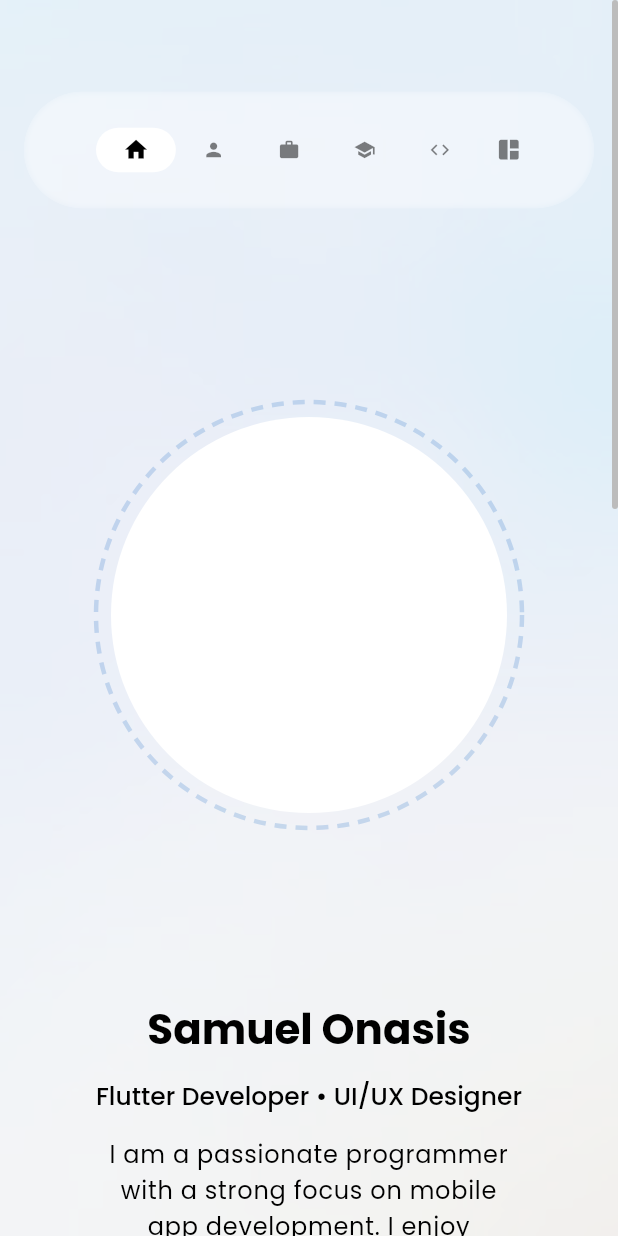
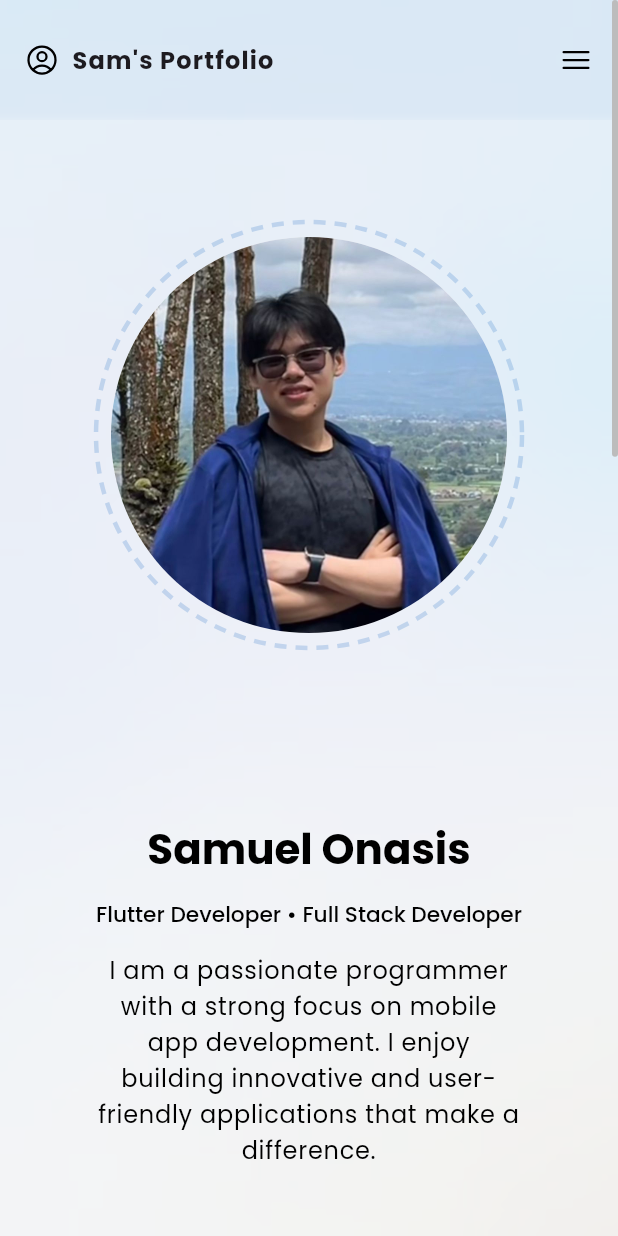
Before and after one commit to sammmms/MyProfileWebsite, a Flutter app: the screen it shows after launch, on a phone screen of 412 x 824 dp. Run offline on Flutter 3.47's test engine with Material 3 defaults, Android fonts, the light colour scheme and no system bars; drawn by our look-alikes of dotted_border; our stand-ins replace heroicons, shared_preferences.

Commit message:
feat: some changes

```diff
--- a/lib/components/my_theme_button.dart
+++ b/lib/components/my_theme_button.dart
@@ -1,4 +1,5 @@
 import 'package:flutter/material.dart';
+import 'package:heroicons/heroicons.dart';
 import 'package:provider/provider.dart';
 import 'package:website/utils/theme_notifier.dart';
 
@@ -26,8 +27,10 @@ class _MyThemeButtonState extends State<MyThemeButton>
 
   @override
   Widget build(BuildContext context) {
+    bool isDarkMode = context.watch<ThemeNotifier>().isDarkMode;
     return Tooltip(
-      message: "🌟 Tap to toggle theme!",
+      message:
+          "${isDarkMode ? "☀️" : "🌙"} - Change the website looks to ${isDarkMode ? "Light" : "Dark"} Mode",
       child: GestureDetector(
         onTap: () {
           context.read<ThemeNotifier>().changeTheme();
@@ -44,19 +47,6 @@ class _MyThemeButtonState extends State<MyThemeButton>
   Widget _getThemeIcon() {
     ThemeType themeType = context.watch<ThemeNotifier>().themeType;
 
-    IconData iconData;
-    switch (themeType) {
-      case ThemeType.dark:
-        iconData = Icons.dark_mode;
-        break;
-      case ThemeType.light:
-        iconData = Icons.light_mode;
-        break;
-      case ThemeType.system:
-        iconData = Icons.auto_awesome_mosaic;
-        break;
-    }
-
     return AnimatedBuilder(
       animation: _controller,
       builder: (context, child) {
@@ -71,8 +61,8 @@ class _MyThemeButtonState extends State<MyThemeButton>
           child: child,
         );
       },
-      child: Icon(
-        iconData,
+      child: HeroIcon(
+        themeType.next.icon,
         color: Theme.of(context).colorScheme.onSurface.withOpacity(0.5),
       ),
     );
--- a/lib/homepage.dart
+++ b/lib/homepage.dart
@@ -2,6 +2,7 @@ import 'dart:async';
 
 import 'package:flutter/material.dart';
 import 'package:website/components/my_appbar.dart';
+import 'package:website/sections/experience_section.dart';
 import 'package:website/sections/home_section.dart';
 import 'package:website/sections/profile_section.dart';
 import 'package:website/utils/section_headers.dart';
@@ -14,7 +15,7 @@ class Homepage extends StatefulWidget {
 }
 
 class _HomepageState extends State<Homepage> {
-  final StreamController<String> _controller = StreamController<String>();
+  final StreamController<String> _headerController = StreamController<String>();
   final ScrollController _scrollController = ScrollController();
   final Map<String, GlobalKey> _sectionKeys = SectionHeaders.sectionKeys;
 
@@ -29,7 +30,7 @@ class _HomepageState extends State<Homepage> {
     super.dispose();
     _scrollController.removeListener(_scrolledHeaderListener);
     _scrollController.dispose();
-    _controller.close();
+    _headerController.close();
   }
 
   @override
@@ -47,21 +48,21 @@ class _HomepageState extends State<Homepage> {
         child: CustomScrollView(
           controller: _scrollController,
           slivers: [
-            StreamBuilder(
-              stream: _controller.stream,
+            StreamBuilder<String>(
+              stream: _headerController.stream,
               builder: (context, snapshot) {
                 return MyAppBar(
                   selectedHeading: snapshot.data ?? "Home",
                   onTap: (String heading) {
-                    _controller.sink.add(heading);
+                    _headerController.sink.add(heading);
                     _scrollToSection(heading);
                   },
                 );
               },
             ),
-            const SliverToBoxAdapter(
+            SliverToBoxAdapter(
               child: HomeSection(
-                key: Key("Home"),
+                key: _sectionKeys["Home"],
               ),
             ),
             SliverPadding(
@@ -84,15 +85,10 @@ class _HomepageState extends State<Homepage> {
               ),
             ),
             SliverToBoxAdapter(
-              child: SizedBox(
-                height: 256,
-                child: VerticalDivider(
-                  color: Theme.of(context).colorScheme.primary.withOpacity(0.2),
-                  thickness: 3,
-                  width: 64,
-                ),
+              child: ExperienceSection(
+                key: _sectionKeys["Experience"],
               ),
-            ),
+            )
           ],
         ),
       ),
@@ -112,7 +108,7 @@ class _HomepageState extends State<Homepage> {
   }
 
   void _scrolledHeaderListener() {
-    for (var entry in SectionHeaders.headings.reversed) {
+    for (var entry in SectionHeaders.title.reversed) {
       final key = _sectionKeys[entry];
 
       if (key?.currentContext != null) {
@@ -124,7 +120,7 @@ class _HomepageState extends State<Homepage> {
           final offset = box.localToGlobal(Offset.zero).dy;
 
           if (offset < 500) {
-            _controller.sink.add(entry);
+            _headerController.sink.add(entry);
             break;
           }
         }
--- a/lib/sections/home_section.dart
+++ b/lib/sections/home_section.dart
@@ -29,7 +29,8 @@ class _HomeSectionState extends State<HomeSection>
                 padding: const EdgeInsets.all(8.0),
                 child: CircleAvatar(
                   radius: 200,
-                  // backgroundImage: const AssetImage("assets/images/profile.jpg"),
+                  backgroundImage:
+                      const AssetImage("assets/images/profile_image.png"),
                   backgroundColor: Theme.of(context).colorScheme.surfaceBright,
                 ),
               ),
@@ -49,7 +50,7 @@ class _HomeSectionState extends State<HomeSection>
           _tweenAnimationBuilder(
             child: FittedBox(
               child: Text(
-                "Flutter Developer • UI/UX Designer",
+                "Flutter Developer • Full Stack Developer",
                 style: Theme.of(context).textTheme.titleLarge?.copyWith(
                       fontWeight: FontWeight.w500,
                       color: Theme.of(context).colorScheme.onSurface,
--- a/lib/utils/section_headers.dart
+++ b/lib/utils/section_headers.dart
@@ -1,42 +1,79 @@
 import 'package:flutter/material.dart';
+import 'package:heroicons/heroicons.dart';
+
+class SectionHeader {
+  final String title;
+  final HeroIcons icon;
+  final String tooltip;
+  final GlobalKey key;
+
+  SectionHeader({
+    required this.title,
+    required this.icon,
+    required this.tooltip,
+    required this.key,
+  });
+}
 
 class SectionHeaders {
-  static const List<String> headings = [
-    "Home",
-    "Profile",
-    "Experience",
-    "Education",
-    "Projects",
-    "Skills",
-    "Achievements",
-    "Contact",
+  static final List<SectionHeader> sections = [
+    SectionHeader(
+      title: "Home",
+      icon: HeroIcons.home,
+      tooltip: "🏠 Home - Welcome to the homepage!",
+      key: GlobalKey(),
+    ),
+    SectionHeader(
+      title: "Profile",
+      icon: HeroIcons.user,
+      tooltip: "👤 Profile - Learn more about me!",
+      key: GlobalKey(),
+    ),
+    SectionHeader(
+      title: "Experience",
+      icon: HeroIcons.briefcase,
+      tooltip: "💼 Experience - Check out my work history!",
+      key: GlobalKey(),
+    ),
+    SectionHeader(
+      title: "Education",
+      icon: HeroIcons.academicCap,
+      tooltip: "🎓 Education - See my academic background!",
+      key: GlobalKey(),
+    ),
+    SectionHeader(
+      title: "Projects",
+      icon: HeroIcons.codeBracket,
+      tooltip: "💻 Projects - Explore my creations!",
+      key: GlobalKey(),
+    ),
+    SectionHeader(
+      title: "Skills",
+      icon: HeroIcons.sparkles,
+      tooltip: "⭐ Skills - Discover my expertise!",
+      key: GlobalKey(),
+    ),
+    SectionHeader(
+      title: "Achievements",
+      icon: HeroIcons.trophy,
+      tooltip: "🏆 Achievements - Celebrate my milestones!",
+      key: GlobalKey(),
+    ),
+    SectionHeader(
+      title: "Contact",
+      icon: HeroIcons.envelope,
+      tooltip: "📧 Contact - Get in touch with me!",
+      key: GlobalKey(),
+    ),
   ];
 
-  static const List<IconData> icons = [
-    Icons.home,
-    Icons.person,
-    Icons.work,
-    Icons.school,
-    Icons.code,
-    Icons.star,
-    Icons.verified,
-    Icons.contact_mail,
-  ];
-
-  static const List<String> tooltips = [
-    "🏠 Home - Welcome to the homepage!",
-    "👤 Profile - Learn more about me!",
-    "💼 Experience - Check out my work history!",
-    "🎓 Education - See my academic background!",
-    "💻 Projects - Explore my creations!",
-    "⭐ Skills - Discover my expertise!",
-    "🏆 Achievements - Celebrate my milestones!",
-    "📧 Contact - Get in touch with me!"
-  ];
+  static List<String> get title {
+    return sections.map((section) => section.title).toList();
+  }
 
   static Map<String, GlobalKey> get sectionKeys {
     return {
-      for (int i = 0; i < headings.length; i++) headings[i]: GlobalKey(),
+      for (int i = 0; i < sections.length; i++) sections[i].title: GlobalKey(),
     };
   }
 }
--- a/pubspec.yaml
+++ b/pubspec.yaml
@@ -10,6 +10,8 @@ dependencies:
   dotted_border: ^2.1.0
   flutter:
     sdk: flutter
+  heroicons: ^0.11.0
+  intl: ^0.20.2
   provider: ^6.1.4
   shared_preferences: ^2.3.3
 
```
Also changed, not shown: lib/components/my_appbar.dart (+21 -14 lines), lib/components/my_sliver_delegate.dart (+1 -16 lines), lib/components/my_sticky_appbar.dart (added, +59 -0 lines), lib/components/timeline/my_timeline.dart (added, +132 -0 lines), lib/components/timeline/my_timeline_child.dart (added, +44 -0 lines), lib/sections/experience_section.dart (+42 -0 lines), lib/sections/profile_section.dart (+53 -45 lines), lib/utils/theme_notifier.dart (+25 -3 lines), assets/images/profile_image.png (added), pubspec.lock.
